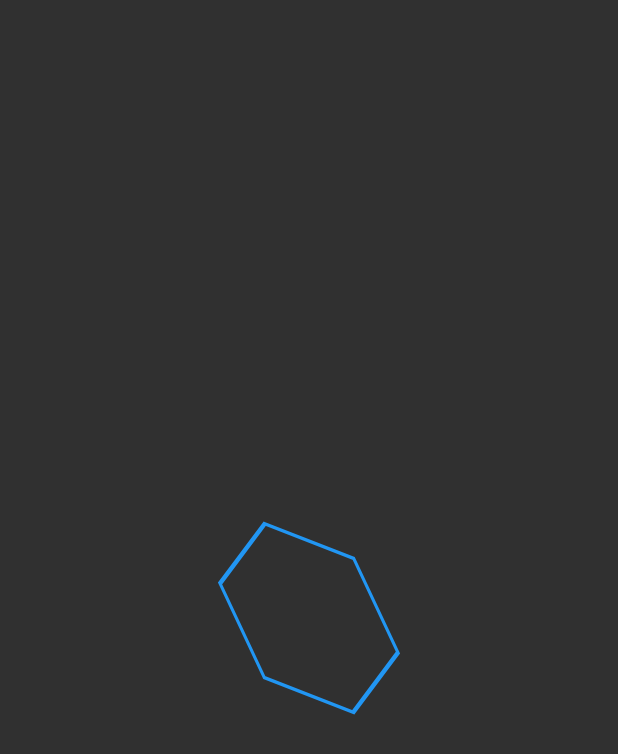
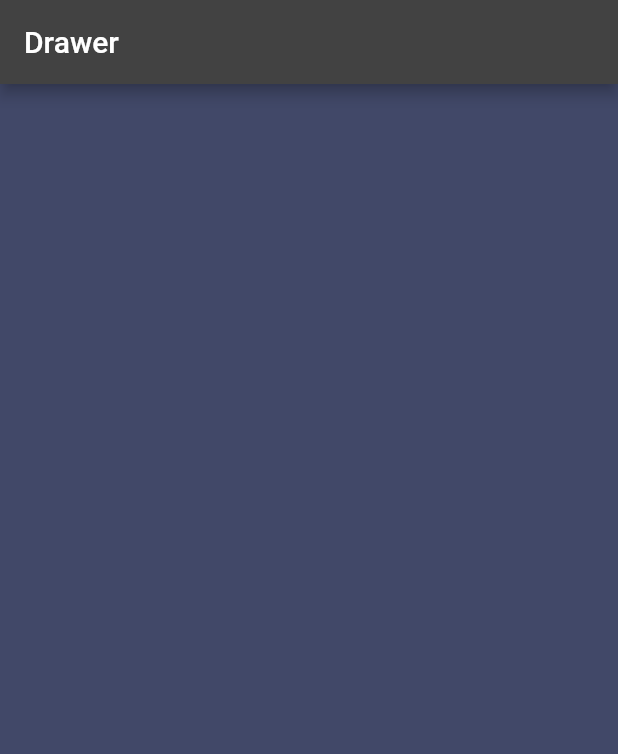
Before and after one commit to andriiSad/animations_advanced, a Flutter app: the screen it shows after launch, on a phone screen of 412 x 824 dp. Shown: the top 754 px of the screen. Run offline on Flutter 3.47's test engine with Material 2 defaults, Android fonts, the light colour scheme and no system bars.

Commit message:
3d animated Drawer

```diff
--- a/lib/main.dart
+++ b/lib/main.dart
@@ -1,167 +1,161 @@
-import 'dart:math' show cos, max, min, pi, sin;
-
 import 'package:flutter/material.dart';
+import 'dart:math' show pi;
 
 void main() {
   runApp(
-    MaterialApp(
-      title: 'Flutter Demo',
-      theme: ThemeData(
-        brightness: Brightness.dark,
-      ),
-      home: const HomePage(),
-      debugShowCheckedModeBanner: false,
-    ),
+    const App(),
   );
 }
 
-class Polygon extends CustomPainter {
-  final int sides;
-
-  Polygon({
-    required this.sides,
+class MyDrawer extends StatefulWidget {
+  final Widget child;
+  final Widget drawer;
+  const MyDrawer({
+    super.key,
+    required this.child,
+    required this.drawer,
   });
 
   @override
-  void paint(Canvas canvas, Size size) {
-    final paint = Paint()
-      ..color = Colors.blue
-      ..style = PaintingStyle.stroke
-      ..strokeCap = StrokeCap.round
-      ..strokeWidth = 3;
-
-    final path = Path();
-
-    final center = Offset(size.width / 2, size.height / 2);
-    final angle = 2 * pi / sides;
-
-    final angles = List.generate(sides, (index) => index * angle);
-
-    final radius = size.width / 2;
-
-    path.moveTo(
-      center.dx + radius * cos(0),
-      center.dy + radius * sin(0),
-    );
-
-    for (final angle in angles) {
-      path.lineTo(
-        center.dx + radius * cos(angle),
-        center.dy + radius * sin(angle),
-      );
-    }
-    path.close();
-
-    canvas.drawPath(path, paint);
-  }
-
-  @override
-  bool shouldRepaint(covariant CustomPainter oldDelegate) =>
-      oldDelegate is Polygon && oldDelegate.sides != sides;
+  State<MyDrawer> createState() => _MyDrawerState();
 }
 
-class HomePage extends StatefulWidget {
-  const HomePage({super.key});
+class _MyDrawerState extends State<MyDrawer> with TickerProviderStateMixin {
+  late AnimationController _xControllerForChild;
+  late Animation<double> _yRotationAnimationForChild;
 
-  @override
-  State<HomePage> createState() => _HomePageState();
-}
-
-class _HomePageState extends State<HomePage> with TickerProviderStateMixin {
-  late AnimationController _sidesController;
-  late Animation<int> _sidesAnimation;
-
-  late AnimationController _radiusController;
-  late Animation<double> _radiusAnimation;
-
-  late AnimationController _rotationController;
-  late Animation<double> _rotationAnimation;
+  late AnimationController _xControllerForDrawer;
+  late Animation<double> _yRotationAnimationForDrawer;
 
   @override
   void initState() {
     super.initState();
-    _sidesController = AnimationController(
+    _xControllerForChild = AnimationController(
       vsync: this,
-      duration: const Duration(seconds: 3),
+      duration: const Duration(milliseconds: 500),
     );
-    _sidesAnimation = IntTween(
-      begin: 10,
-      end: 3,
-    ).animate(_sidesController);
+    _yRotationAnimationForChild = Tween<double>(
+      begin: 0,
+      end: -pi / 2,
+    ).animate(_xControllerForChild);
 
-    _radiusController = AnimationController(
+    _xControllerForDrawer = AnimationController(
       vsync: this,
-      duration: const Duration(seconds: 3),
+      duration: const Duration(milliseconds: 500),
     );
-    _radiusAnimation = Tween<double>(
-      begin: 1.0,
-      end: 0.0,
-    )
-        .chain(
-          CurveTween(curve: Curves.bounceInOut),
-        )
-        .animate(_radiusController);
-
-    _rotationController = AnimationController(
-      vsync: this,
-      duration: const Duration(seconds: 3),
-    );
-    _rotationAnimation = Tween<double>(
-      begin: 0.0,
-      end: 2 * pi,
-    )
-        .chain(
-          CurveTween(curve: Curves.easeInOut),
-        )
-        .animate(_rotationController);
+    _yRotationAnimationForDrawer = Tween<double>(
+      begin: pi / 2.7,
+      end: 0,
+    ).animate(_xControllerForDrawer);
   }
 
   @override
   void dispose() {
-    _sidesController.dispose();
-    _radiusController.dispose();
-    _rotationController.dispose();
+    _xControllerForChild.dispose();
+    _xControllerForDrawer.dispose();
     super.dispose();
   }
 
   @override
-  void didChangeDependencies() {
-    super.didChangeDependencies();
-    _sidesController.repeat(reverse: true);
-    _radiusController.repeat(reverse: true);
-    _rotationController.repeat(reverse: true);
+  Widget build(BuildContext context) {
+    final screenWidth = MediaQuery.of(context).size.width;
+    final maxDrag = screenWidth * 0.8;
+
+    return GestureDetector(
+      onHorizontalDragUpdate: (details) {
+        final delta = details.delta.dx / maxDrag;
+        _xControllerForChild.value += delta;
+        _xControllerForDrawer.value += delta;
+      },
+      onHorizontalDragEnd: (details) {
+        if (_xControllerForChild.value < 0.5) {
+          _xControllerForChild.reverse();
+          _xControllerForDrawer.reverse();
+        } else {
+          _xControllerForChild.forward();
+          _xControllerForDrawer.forward();
+        }
+      },
+      child: AnimatedBuilder(
+        animation: Listenable.merge([
+          _xControllerForChild,
+          _xControllerForDrawer,
+        ]),
+        builder: (context, child) {
+          return Stack(
+            children: [
+              Container(
+                color: const Color(0xFF1a1b26),
+              ),
+              Transform(
+                alignment: Alignment.centerLeft,
+                transform: Matrix4.identity()
+                  ..setEntry(3, 2, 0.001)
+                  ..translate(_xControllerForChild.value * maxDrag)
+                  ..rotateY(_yRotationAnimationForChild.value),
+                child: widget.child,
+              ),
+              Transform(
+                alignment: Alignment.centerRight,
+                transform: Matrix4.identity()
+                  ..setEntry(3, 2, 0.001)
+                  ..translate(
+                      -screenWidth + _xControllerForDrawer.value * maxDrag)
+                  ..rotateY(_yRotationAnimationForDrawer.value),
+                child: widget.drawer,
+              ),
+            ],
+          );
+        },
+      ),
+    );
   }
+}
+
+class App extends StatelessWidget {
+  const App({
+    Key? key,
+  }) : super(key: key);
 
   @override
   Widget build(BuildContext context) {
-    final width = MediaQuery.of(context).size.width;
+    return MaterialApp(
+      theme: ThemeData(brightness: Brightness.dark),
+      darkTheme: ThemeData(brightness: Brightness.dark),
+      themeMode: ThemeMode.dark,
+      debugShowCheckedModeBanner: false,
+      debugShowMaterialGrid: false,
+      home: const HomePage(),
+    );
+  }
+}
 
-    return Scaffold(
-      body: Center(
-        child: AnimatedBuilder(
-          animation: Listenable.merge(
-            [
-              _sidesController,
-              _radiusController,
-              _rotationController,
-            ],
+class HomePage extends StatelessWidget {
+  const HomePage({Key? key}) : super(key: key);
+
+  @override
+  Widget build(BuildContext context) {
+    return MyDrawer(
+      drawer: Material(
+        child: Container(
+          color: const Color(0xff24283b),
+          child: ListView.builder(
+            padding: const EdgeInsets.only(left: 100, top: 100),
+            itemCount: 20,
+            itemBuilder: (context, index) {
+              return ListTile(
+                title: Text('Item $index'),
+              );
+            },
           ),
-          builder: (context, child) {
-            return Transform(
-              alignment: Alignment.center,
-              transform: Matrix4.identity()
-                ..rotateX(_rotationController.value)
-                ..rotateY(_rotationController.value)
-                ..rotateZ(_rotationAnimation.value),
-              child: CustomPaint(
-                painter: Polygon(sides: _sidesAnimation.value),
-                child: SizedBox(
-                  width: max(15, width * _radiusAnimation.value),
-                  height: max(15, width * _radiusAnimation.value),
-                ),
-              ),
-            );
-          },
+        ),
+      ),
+      child: Scaffold(
+        appBar: AppBar(
+          title: const Text('Drawer'),
+        ),
+        body: Container(
+          color: const Color(0xff414868),
         ),
       ),
     );
```
